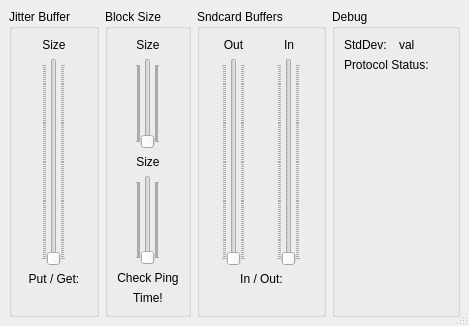
First picture: the form in src/clientsettingsdlgbase.ui, repository Daninet/jamulus, before the edit.
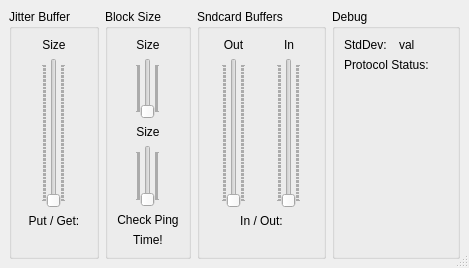
Second picture: the form after the edit. Icons and pictures are not drawn. Custom widgets are drawn as their Qt base class.

The edit to the form file:
```diff
--- a/src/clientsettingsdlgbase.ui
+++ b/src/clientsettingsdlgbase.ui
@@ -6,7 +6,7 @@
     <x>0</x>
     <y>0</y>
     <width>469</width>
-    <height>326</height>
+    <height>268</height>
    </rect>
   </property>
   <property name="windowTitle" >
```
